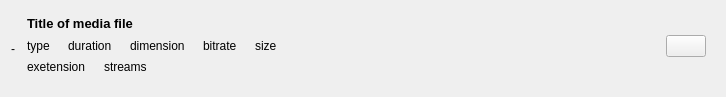
Old version of the form src/Media/widgets/mediaitemwidget.ui in the repository keshavbhatt/formatforge.
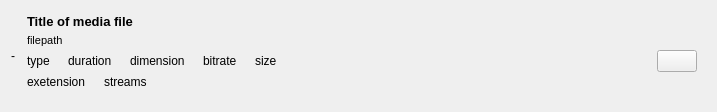
New version of the form.

Patch:
```diff
--- a/src/Media/widgets/mediaitemwidget.ui
+++ b/src/Media/widgets/mediaitemwidget.ui
@@ -6,8 +6,8 @@
    <rect>
     <x>0</x>
     <y>0</y>
-    <width>726</width>
-    <height>97</height>
+    <width>717</width>
+    <height>112</height>
    </rect>
   </property>
   <property name="windowTitle">
@@ -69,6 +69,18 @@
           </property>
          </widget>
         </item>
+        <item>
+         <widget class="QLabel" name="filePathLable">
+          <property name="font">
+           <font>
+            <pointsize>8</pointsize>
+           </font>
+          </property>
+          <property name="text">
+           <string>filepath</string>
+          </property>
+         </widget>
+        </item>
         <item>
          <layout class="QVBoxLayout" name="verticalLayout_2">
           <property name="spacing">
```
